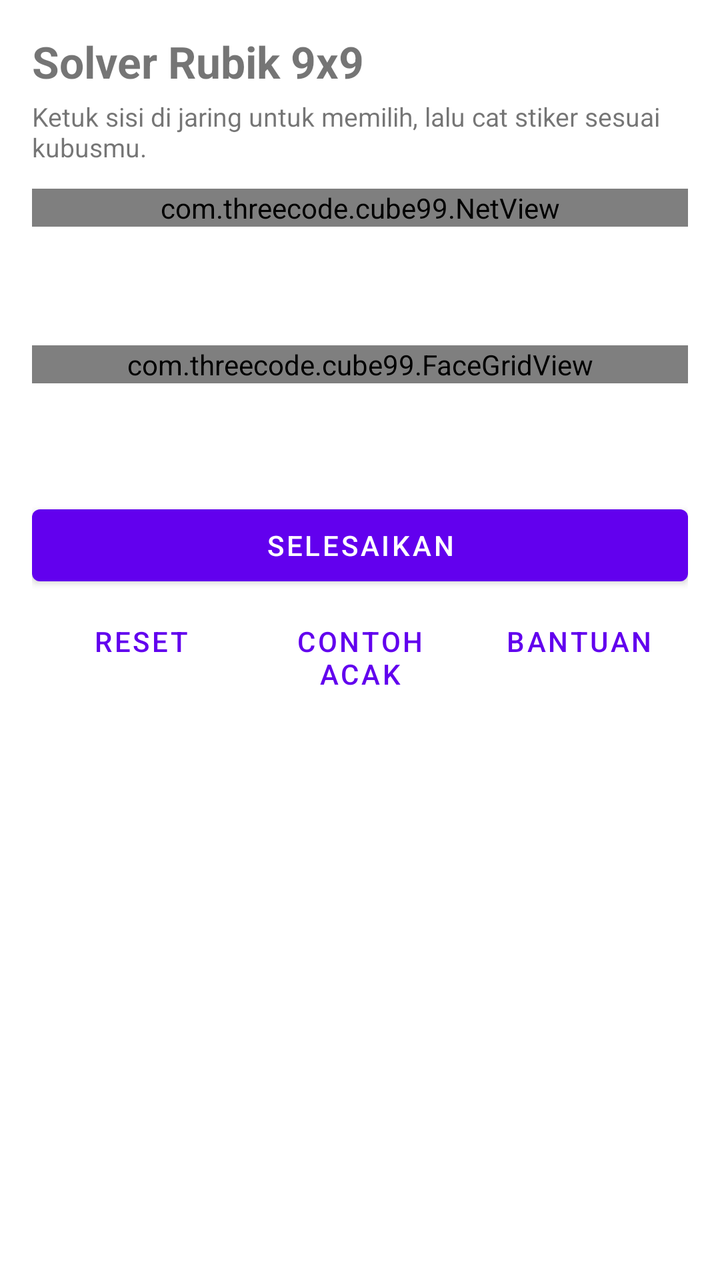
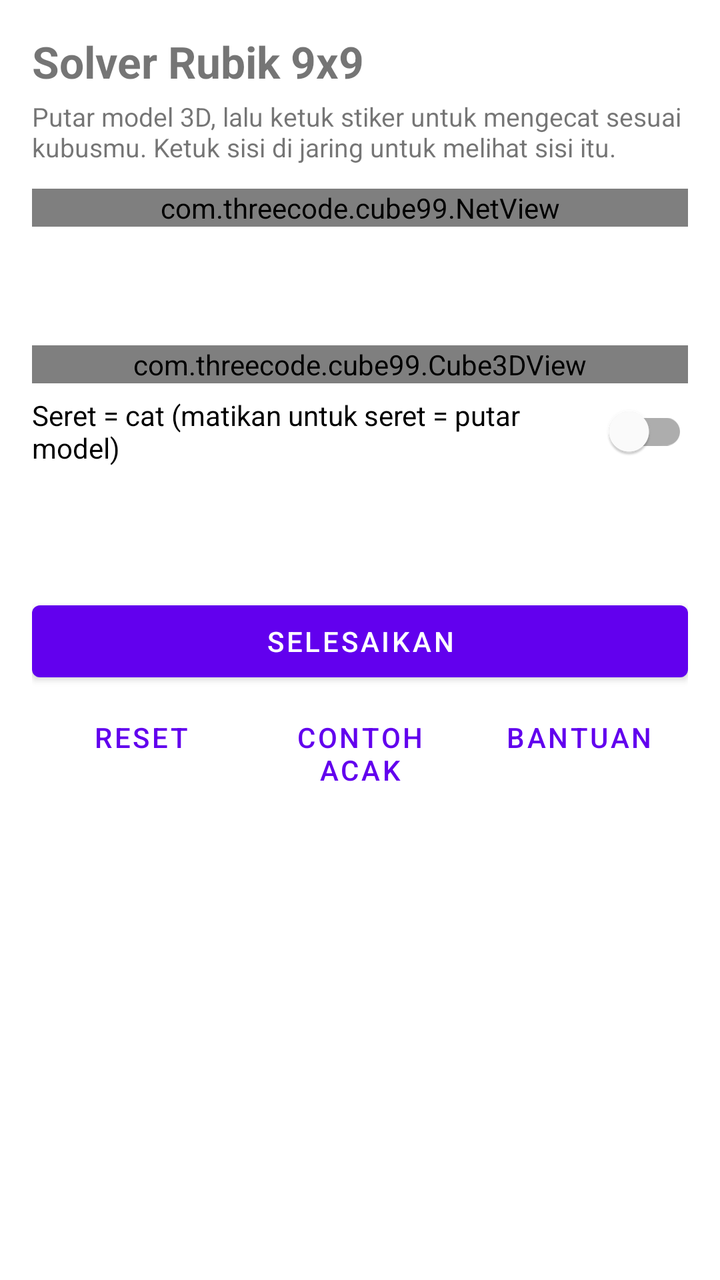

Before-and-after screenshots of an Android layout around one commit, followed by the original layout XML and the change that was made.
<!-- AndroidManifest.xml: application theme Theme.Cube99 -->
<!-- res/layout/activity_main.xml -->
<?xml version="1.0" encoding="utf-8"?>
<ScrollView xmlns:android="http://schemas.android.com/apk/res/android"
    android:layout_width="match_parent"
    android:layout_height="match_parent"
    android:fillViewport="true">

    <LinearLayout
        android:layout_width="match_parent"
        android:layout_height="wrap_content"
        android:orientation="vertical"
        android:padding="16dp">

        <TextView
            android:layout_width="wrap_content"
            android:layout_height="wrap_content"
            android:text="Solver Rubik 9x9"
            android:textSize="22sp"
            android:textStyle="bold" />

        <TextView
            android:layout_width="wrap_content"
            android:layout_height="wrap_content"
            android:layout_marginTop="4dp"
            android:text="Ketuk sisi di jaring untuk memilih, lalu cat stiker sesuai kubusmu."
            android:textSize="13sp" />

        <com.threecode.cube99.NetView
            android:id="@+id/netView"
            android:layout_width="match_parent"
            android:layout_height="wrap_content"
            android:layout_marginTop="12dp" />

        <TextView
            android:id="@+id/faceTitle"
            android:layout_width="match_parent"
            android:layout_height="wrap_content"
            android:layout_marginTop="12dp"
            android:textSize="16sp"
            android:textStyle="bold" />

        <TextView
            android:id="@+id/faceHint"
            android:layout_width="match_parent"
            android:layout_height="wrap_content"
            android:textSize="13sp" />

        <com.threecode.cube99.FaceGridView
            android:id="@+id/gridView"
            android:layout_width="match_parent"
            android:layout_height="wrap_content"
            android:layout_marginTop="8dp" />

        <LinearLayout
            android:id="@+id/palette"
            android:layout_width="match_parent"
            android:layout_height="wrap_content"
            android:layout_marginTop="12dp"
            android:orientation="horizontal" />

        <LinearLayout
            android:id="@+id/counts"
            android:layout_width="match_parent"
            android:layout_height="wrap_content"
            android:layout_marginTop="6dp"
            android:orientation="horizontal" />

        <TextView
            android:id="@+id/statusText"
            android:layout_width="match_parent"
            android:layout_height="wrap_content"
            android:layout_marginTop="8dp"
            android:textSize="14sp" />

        <com.google.android.material.button.MaterialButton
            android:id="@+id/btnSolve"
            android:layout_width="match_parent"
            android:layout_height="wrap_content"
            android:layout_marginTop="12dp"
            android:text="Selesaikan" />

        <com.google.android.material.button.MaterialButton
            android:id="@+id/btnResume"
            style="@style/Widget.MaterialComponents.Button.OutlinedButton"
            android:layout_width="match_parent"
            android:layout_height="wrap_content"
            android:text="Lanjutkan penyelesaian"
            android:visibility="gone" />

        <LinearLayout
            android:layout_width="match_parent"
            android:layout_height="wrap_content"
            android:orientation="horizontal">

            <com.google.android.material.button.MaterialButton
                android:id="@+id/btnReset"
                style="@style/Widget.MaterialComponents.Button.TextButton"
                android:layout_width="0dp"
                android:layout_height="wrap_content"
                android:layout_weight="1"
                android:text="Reset" />

            <com.google.android.material.button.MaterialButton
                android:id="@+id/btnRandom"
                style="@style/Widget.MaterialComponents.Button.TextButton"
                android:layout_width="0dp"
                android:layout_height="wrap_content"
                android:layout_weight="1"
                android:text="Contoh acak" />

            <com.google.android.material.button.MaterialButton
                android:id="@+id/btnHelp"
                style="@style/Widget.MaterialComponents.Button.TextButton"
                android:layout_width="0dp"
                android:layout_height="wrap_content"
                android:layout_weight="1"
                android:text="Bantuan" />
        </LinearLayout>
    </LinearLayout>
</ScrollView>
<!-- resources referenced by this layout -->
<resources>
  <style name="Theme.Cube99" parent="Theme.MaterialComponents.DayNight.NoActionBar" />
</resources>

<!-- the commit's change to res/layout/activity_main.xml (unified diff, before → after) -->
@@ -21,7 +21,7 @@
             android:layout_width="wrap_content"
             android:layout_height="wrap_content"
             android:layout_marginTop="4dp"
-            android:text="Ketuk sisi di jaring untuk memilih, lalu cat stiker sesuai kubusmu."
+            android:text="Putar model 3D, lalu ketuk stiker untuk mengecat sesuai kubusmu. Ketuk sisi di jaring untuk melihat sisi itu."
             android:textSize="13sp" />
 
         <com.threecode.cube99.NetView
@@ -44,11 +44,17 @@
             android:layout_height="wrap_content"
             android:textSize="13sp" />
 
-        <com.threecode.cube99.FaceGridView
-            android:id="@+id/gridView"
+        <com.threecode.cube99.Cube3DView
+            android:id="@+id/cubeView"
             android:layout_width="match_parent"
             android:layout_height="wrap_content"
             android:layout_marginTop="8dp" />
+
+        <com.google.android.material.switchmaterial.SwitchMaterial
+            android:id="@+id/switchPaintDrag"
+            android:layout_width="match_parent"
+            android:layout_height="wrap_content"
+            android:text="Seret = cat (matikan untuk seret = putar model)" />
 
         <LinearLayout
             android:id="@+id/palette"
